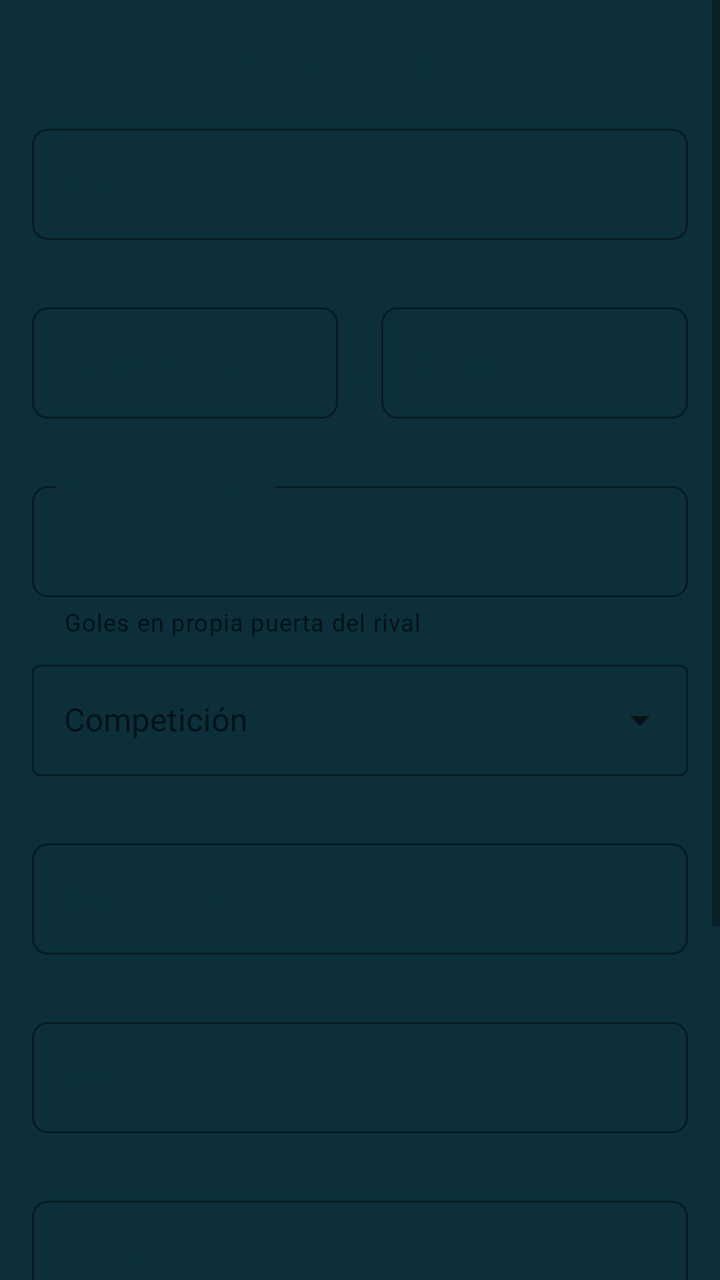
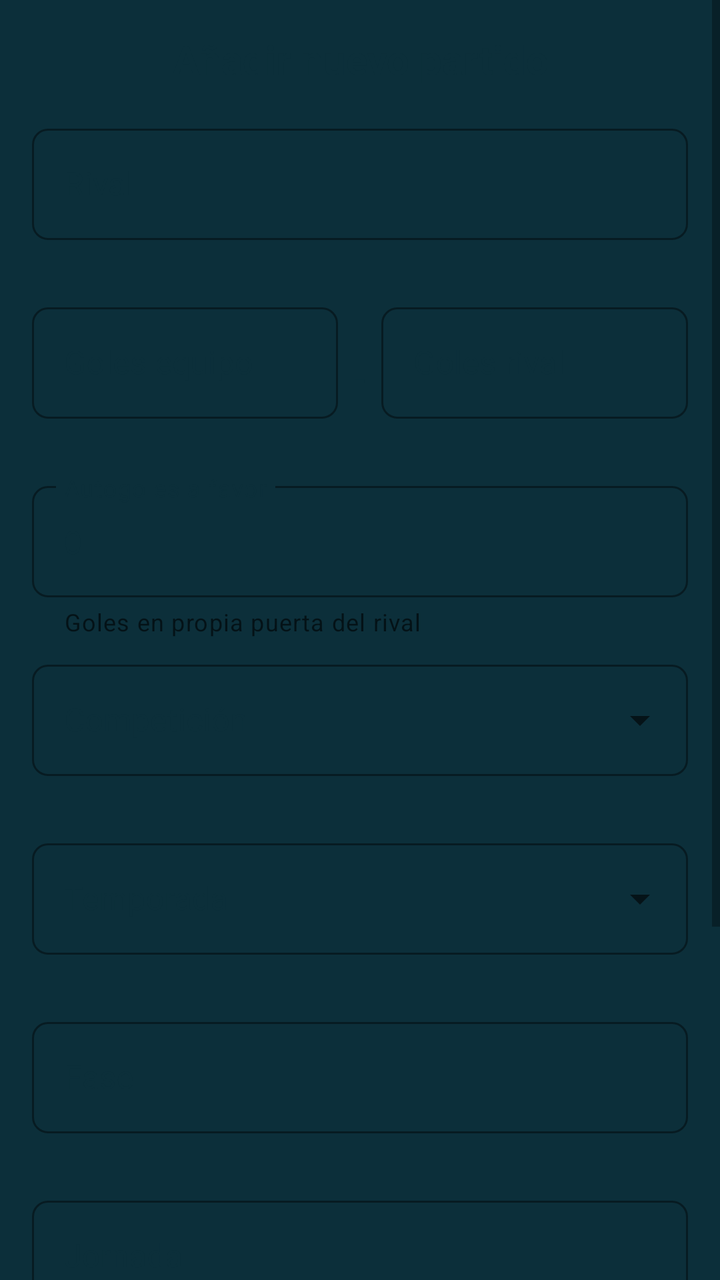

Compare the two renders of this Android layout. The source of the first and the diff that turns it into the second are given below.
<!-- AndroidManifest.xml: application theme Theme.FutbolData -->
<!-- res/layout/dialog_add_partido.xml -->
<?xml version="1.0" encoding="utf-8"?>
<ScrollView xmlns:android="http://schemas.android.com/apk/res/android"
    xmlns:app="http://schemas.android.com/apk/res-auto"
    android:layout_width="match_parent"
    android:layout_height="match_parent"
    android:fillViewport="true">

    <LinearLayout
        android:layout_width="match_parent"
        android:layout_height="wrap_content"
        android:orientation="vertical"
        android:padding="16dp">

        <TextView
            android:layout_width="match_parent"
            android:layout_height="wrap_content"
            android:text="@string/anadir_nuevo_partido"
            android:textColor="@color/Fondo"
            android:textSize="20sp"
            android:textStyle="bold"
            android:gravity="center"
            android:layout_marginBottom="16dp"/>

        
        <com.google.android.material.textfield.TextInputLayout
            android:id="@+id/tilRival"
            style="@style/BaseTextInputLayoutDialog"
            android:layout_width="match_parent"
            android:layout_height="wrap_content"
            android:layout_marginBottom="8dp"
            app:errorEnabled="true">

            <com.google.android.material.textfield.TextInputEditText
                android:id="@+id/etRival"
                style="@style/TextInputEditTextStyleDark"
                android:layout_width="match_parent"
                android:layout_height="wrap_content"
                android:hint="@string/hint_rival"
                android:inputType="textCapWords"
                android:maxLength="30"/>
        </com.google.android.material.textfield.TextInputLayout>

        
        <LinearLayout
            android:layout_width="match_parent"
            android:layout_height="wrap_content"
            android:orientation="horizontal"
            android:layout_marginBottom="8dp">

            
            <com.google.android.material.textfield.TextInputLayout
                android:id="@+id/tilGolesEquipo"
                style="@style/BaseTextInputLayoutDialog"
                android:layout_width="0dp"
                android:layout_height="wrap_content"
                android:layout_weight="1"
                app:errorEnabled="true">

                <com.google.android.material.textfield.TextInputEditText
                    android:id="@+id/etGolesEquipo"
                    style="@style/TextInputEditTextStyleDark"
                    android:layout_width="match_parent"
                    android:layout_height="wrap_content"
                    android:hint="@string/hint_goles_equipo"
                    android:inputType="number"/>
            </com.google.android.material.textfield.TextInputLayout>

            <TextView
                android:layout_width="wrap_content"
                android:layout_height="wrap_content"
                android:text="@string/dash"
                android:textColor="@color/Fondo"
                android:textSize="20sp"
                android:layout_gravity="center"
                android:padding="8dp"/>

            
            <com.google.android.material.textfield.TextInputLayout
                android:id="@+id/tilGolesRival"
                style="@style/BaseTextInputLayoutDialog"
                android:layout_width="0dp"
                android:layout_height="wrap_content"
                android:layout_weight="1"
                app:errorEnabled="true">

                <com.google.android.material.textfield.TextInputEditText
                    android:id="@+id/etGolesRival"
                    style="@style/TextInputEditTextStyleDark"
                    android:layout_width="match_parent"
                    android:layout_height="wrap_content"
                    android:hint="@string/hint_goles_rival"
                    android:inputType="number"/>
            </com.google.android.material.textfield.TextInputLayout>
        </LinearLayout>

        
        <com.google.android.material.textfield.TextInputLayout
            android:id="@+id/tilAutogolesFavor"
            style="@style/BaseTextInputLayoutDialog"
            android:layout_width="match_parent"
            android:layout_height="wrap_content"
            android:layout_marginBottom="8dp"
            app:errorEnabled="true"
            app:helperText="Goles en propia puerta del rival">

            <com.google.android.material.textfield.TextInputEditText
                android:id="@+id/etAutogolesFavor"
                style="@style/TextInputEditTextStyleDark"
                android:layout_width="match_parent"
                android:layout_height="wrap_content"
                android:hint="@string/hint_autogoles_favor"
                android:inputType="number"
                android:text="@string/zero"/>

        </com.google.android.material.textfield.TextInputLayout>

        
        <com.google.android.material.textfield.TextInputLayout
            android:id="@+id/tilCompeticion"
            style="@style/Widget.MaterialComponents.TextInputLayout.OutlinedBox.ExposedDropdownMenu"
            android:layout_width="match_parent"
            android:layout_height="wrap_content"
            android:layout_marginBottom="8dp"
            app:errorEnabled="true">

            <AutoCompleteTextView
                android:id="@+id/spinnerCompeticion"
                android:layout_width="match_parent"
                android:layout_height="wrap_content"
                android:hint="@string/hint_competicion"
                android:inputType="none"
                android:focusable="false"
                android:dropDownHeight="200dp"
                android:dropDownVerticalOffset="4dp"
                android:clickable="true"/>
        </com.google.android.material.textfield.TextInputLayout>

        
        <com.google.android.material.textfield.TextInputLayout
            android:id="@+id/tilTemporada"
            style="@style/BaseTextInputLayoutDialog"
            android:layout_width="match_parent"
            android:layout_height="wrap_content"
            android:layout_marginBottom="8dp"
            app:errorEnabled="true">

            <com.google.android.material.textfield.TextInputEditText
                android:id="@+id/etTemporada"
                style="@style/TextInputEditTextStyleDark"
                android:layout_width="match_parent"
                android:layout_height="wrap_content"
                android:hint="@string/hint_temporada"
                android:inputType="text"/>
        </com.google.android.material.textfield.TextInputLayout>

        
        <com.google.android.material.textfield.TextInputLayout
            android:id="@+id/tilFase"
            style="@style/BaseTextInputLayoutDialog"
            android:layout_width="match_parent"
            android:layout_height="wrap_content"
            android:layout_marginBottom="8dp"
            app:errorEnabled="true">

            <com.google.android.material.textfield.TextInputEditText
                android:id="@+id/etFase"
                style="@style/TextInputEditTextStyleDark"
                android:layout_width="match_parent"
                android:layout_height="wrap_content"
                android:hint="@string/hint_fase"
                android:inputType="text"/>
        </com.google.android.material.textfield.TextInputLayout>

        
        <com.google.android.material.textfield.TextInputLayout
            android:id="@+id/tilJornada"
            style="@style/BaseTextInputLayoutDialog"
            android:layout_width="match_parent"
            android:layout_height="wrap_content"
            android:layout_marginBottom="16dp"
            app:errorEnabled="true">

            <com.google.android.material.textfield.TextInputEditText
                android:id="@+id/etJornada"
                style="@style/TextInputEditTextStyleDark"
                android:layout_width="match_parent"
                android:layout_height="wrap_content"
                android:hint="@string/hint_jornada"
                android:inputType="number"/>
        </com.google.android.material.textfield.TextInputLayout>

        
        <com.google.android.material.switchmaterial.SwitchMaterial
            android:id="@+id/switchLocal"
            android:layout_width="match_parent"
            android:layout_height="wrap_content"
            android:layout_marginBottom="16dp"
            android:text="@string/es_local"
            android:textColor="@color/Fondo"
            android:checked="true"
            app:trackTint="@color/selector_switch_track"
            app:thumbTint="@color/selector_switch_thumb"/>

        <com.google.android.material.button.MaterialButton
            android:id="@+id/btnAddJugadores"
            style="@style/Widget.MaterialComponents.Button.TextButton"
            android:layout_width="match_parent"
            android:layout_height="wrap_content"
            android:text="@string/agregar_jugadores"
            android:layout_marginBottom="16dp"
            app:icon="@drawable/ic_group_add"
            app:iconGravity="start"
            app:iconTint="@color/botones_positivos"
            android:textColor="@color/botones_positivos"/>

        
        <com.google.android.material.button.MaterialButton
            android:id="@+id/btnSave"
            style="@style/Widget.MaterialComponents.Button.OutlinedButton"
            android:layout_width="match_parent"
            android:layout_height="wrap_content"
            android:text="@string/guardar"
            android:textColor="@color/botones_positivos"
            app:strokeColor="@color/botones_positivos"
            app:strokeWidth="2dp"
            app:backgroundTint="@android:color/transparent"
            app:rippleColor="@color/botones_positivos"
            app:cornerRadius="8dp"/>
    </LinearLayout>
</ScrollView>
<!-- resources referenced by this layout -->
<resources>
  <color name="Fondo">#0C2F3A</color>
  <color name="botones_positivos">#3A8D3D</color>
  <string name="agregar_jugadores">Agregar jugadores</string>
  <string name="anadir_nuevo_partido">Añadir nuevo partido</string>
  <string name="dash">-</string>
  <string name="es_local">Partido en casa</string>
  <string name="guardar">Guardar</string>
  <string name="hint_autogoles_favor">Autogoles a favor</string>
  
      //Botones
  <string name="hint_competicion">Competición</string>
  <string name="hint_fase">Fase</string>
  <string name="hint_goles_equipo">Goles equipo</string>
  <string name="hint_goles_rival">Goles rival</string>
  <string name="hint_jornada">Jornada</string>
  <string name="hint_rival">Rival</string>
  <string name="hint_temporada">Temporada</string>
  <string name="zero">0</string>
  <style name="TextInputEditTextStyleDark" parent="Widget.MaterialComponents.TextInputEditText.OutlinedBox">
          <item name="android:textColor">@color/Fondo</item>
          <item name="android:textCursorDrawable">@null</item>
      </style>
  <style name="RoundedShapeAppearance" parent="">
          <item name="cornerFamily">rounded</item>
          <item name="cornerSize">8dp</item>
      </style>
  <color name="fire_brick">#B1061D</color>
  <style name="CursorColor" parent="ThemeOverlay.AppCompat.Dark">
          <item name="colorControlActivated">@color/silver</item>
          <item name="colorPrimary">@color/white</item>
      </style>
  <color name="Goles">#F0B420</color>
  <style name="ButtonStyle.FutbolData" parent="Widget.MaterialComponents.Button">
          
          <item name="android:background">@drawable/rounded_button</item>
          
          <item name="backgroundTint">@null</item> 
          <item name="android:textColor">@color/white</item>
          <item name="android:textSize">16sp</item>
          <item name="android:fontFamily">sans-serif-medium</item>
          <item name="android:textAllCaps">false</item>
          <item name="cornerRadius">8dp</item>
      </style>
  <style name="RoundedTextInputLayout" parent="Widget.MaterialComponents.TextInputLayout.OutlinedBox">
          <item name="shapeAppearanceOverlay">@style/RoundedShapeAppearance</item>
          <item name="boxStrokeColor">@color/selector_input_border</item>
          <item name="hintTextColor">@color/white</item>
          <item name="boxBackgroundColor">@android:color/transparent</item>
          <item name="android:textColorHint">@color/white</item>
          <item name="errorTextColor">@color/errorTextColor_login</item>
          <item name="boxStrokeErrorColor">@color/boxStrokeErrorColor_login</item>
      </style>
  <style name="RoundedPopupMenu" parent="Widget.MaterialComponents.PopupMenu">
          
          <item name="android:popupBackground">@drawable/rounded_popup_background</item>
  
          
          <item name="android:textColor">@color/Fondo</item>
  
          
          <item name="android:popupMenuStyle">@style/RoundedPopupMenu</item>
          <item name="android:popupElevation">8dp</item>
  
          
          <item name="android:dropDownVerticalOffset">4dp</item>
          <item name="android:dropDownHorizontalOffset">-4dp</item>
      </style>
  <color name="silver">#CCCCCC</color>
  <color name="white">#FFFFFFFF</color>
  <color name="errorTextColor_login">#F94E65</color>
  <color name="boxStrokeErrorColor_login">#F94E65</color>
  <!-- drawable rounded_popup_background (drawable) -->
  <shape xmlns:android="http://schemas.android.com/apk/res/android"
      android:shape="rectangle">
      <solid android:color="@color/white"/>
      <corners android:radius="12dp"/>
      <padding
          android:left="8dp"
          android:top="8dp"
          android:right="8dp"
          android:bottom="8dp"/>
  </shape>
  <color name="botones_positivos_presionados">#29652B</color>
  <!-- unchanged entries left out for length: 4 -->
</resources>

<!-- the commit's change to res/layout/dialog_add_partido.xml (unified diff, before → after) -->
@@ -117,7 +117,7 @@
         
         <com.google.android.material.textfield.TextInputLayout
             android:id="@+id/tilCompeticion"
-            style="@style/Widget.MaterialComponents.TextInputLayout.OutlinedBox.ExposedDropdownMenu"
+            style="@style/DropdownTextInputLayoutDialog"
             android:layout_width="match_parent"
             android:layout_height="wrap_content"
             android:layout_marginBottom="8dp"
@@ -125,6 +125,7 @@
 
             <AutoCompleteTextView
                 android:id="@+id/spinnerCompeticion"
+                style="@style/TextInputEditTextStyleDark"
                 android:layout_width="match_parent"
                 android:layout_height="wrap_content"
                 android:hint="@string/hint_competicion"
@@ -132,25 +133,31 @@
                 android:focusable="false"
                 android:dropDownHeight="200dp"
                 android:dropDownVerticalOffset="4dp"
-                android:clickable="true"/>
+                android:clickable="true"
+                android:popupBackground="@color/white"/>
         </com.google.android.material.textfield.TextInputLayout>
 
         
         <com.google.android.material.textfield.TextInputLayout
             android:id="@+id/tilTemporada"
-            style="@style/BaseTextInputLayoutDialog"
-            android:layout_width="match_parent"
-            android:layout_height="wrap_content"
-            android:layout_marginBottom="8dp"
-            app:errorEnabled="true">
-
-            <com.google.android.material.textfield.TextInputEditText
-                android:id="@+id/etTemporada"
+            style="@style/DropdownTextInputLayoutDialog"
+            android:layout_width="match_parent"
+            android:layout_height="wrap_content"
+            android:layout_marginBottom="8dp"
+            app:errorEnabled="true">
+
+            <AutoCompleteTextView
+                android:id="@+id/spinnerTemporada"
                 style="@style/TextInputEditTextStyleDark"
                 android:layout_width="match_parent"
                 android:layout_height="wrap_content"
                 android:hint="@string/hint_temporada"
-                android:inputType="text"/>
+                android:inputType="text"
+                android:dropDownHeight="200dp"
+                android:dropDownVerticalOffset="4dp"
+                android:clickable="true"
+                android:completionThreshold="1"
+                android:popupBackground="@color/white"/>
         </com.google.android.material.textfield.TextInputLayout>
 
         
<!-- resource entries referenced after the edit -->
@@ -18,6 +18,10 @@
   <string name="hint_rival">Rival</string>
   <string name="hint_temporada">Temporada</string>
   <string name="zero">0</string>
+  <style name="DropdownTextInputLayoutDialog" parent="BaseTextInputLayoutDialog">
+          
+          <item name="endIconMode">dropdown_menu</item>
+      </style>
   <style name="TextInputEditTextStyleDark" parent="Widget.MaterialComponents.TextInputEditText.OutlinedBox">
           <item name="android:textColor">@color/Fondo</item>
           <item name="android:textCursorDrawable">@null</item>
